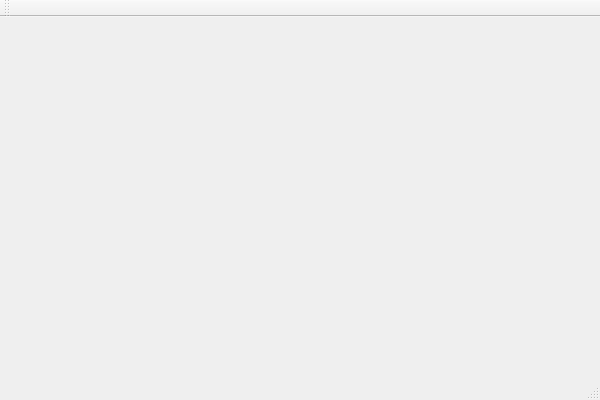
This is QtGUIControl/MainWindow.ui in noblesseoblige6/GUIControl as Qt 5 draws it before an edit. The edited form follows.
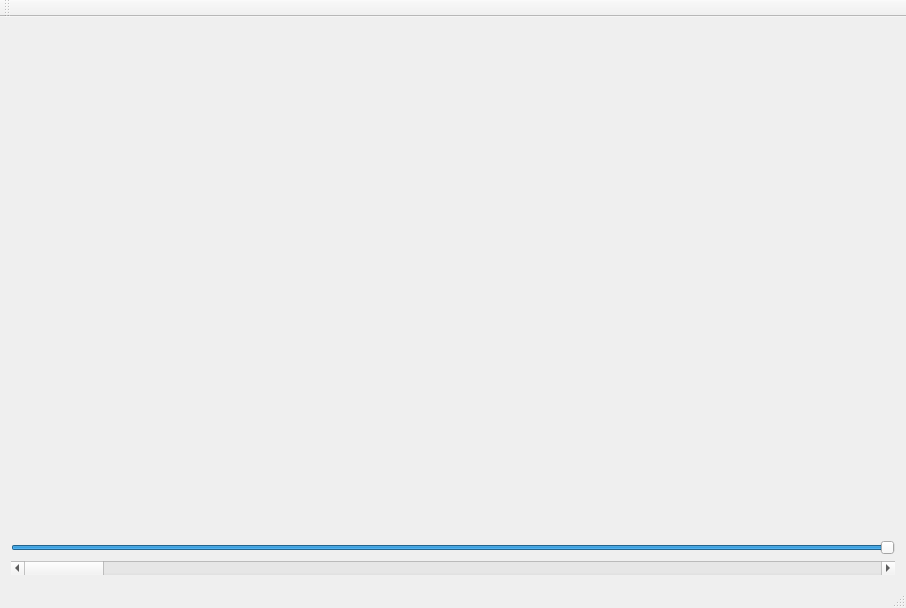
This is the edited form. Custom widgets are drawn as their Qt base class.

Commit message: refactoring time slider

The edit to the form file:
```diff
--- a/QtGUIControl/MainWindow.ui
+++ b/QtGUIControl/MainWindow.ui
@@ -6,8 +6,8 @@
    <rect>
     <x>0</x>
     <y>0</y>
-    <width>600</width>
-    <height>400</height>
+    <width>906</width>
+    <height>608</height>
    </rect>
   </property>
   <property name="windowTitle">
@@ -32,6 +32,23 @@
         <layout class="QVBoxLayout" name="verticalLayout_4"/>
        </widget>
       </item>
+      <item>
+       <widget class="QSlider" name="TimeScale">
+        <property name="value">
+         <number>99</number>
+        </property>
+        <property name="orientation">
+         <enum>Qt::Horizontal</enum>
+        </property>
+       </widget>
+      </item>
+      <item>
+       <widget class="QScrollBar" name="TimeRange">
+        <property name="orientation">
+         <enum>Qt::Horizontal</enum>
+        </property>
+       </widget>
+      </item>
      </layout>
     </item>
    </layout>
```
Left out of the diff: 4 changed lines with no effect on the pictures. The commit also changes 6 other files.
